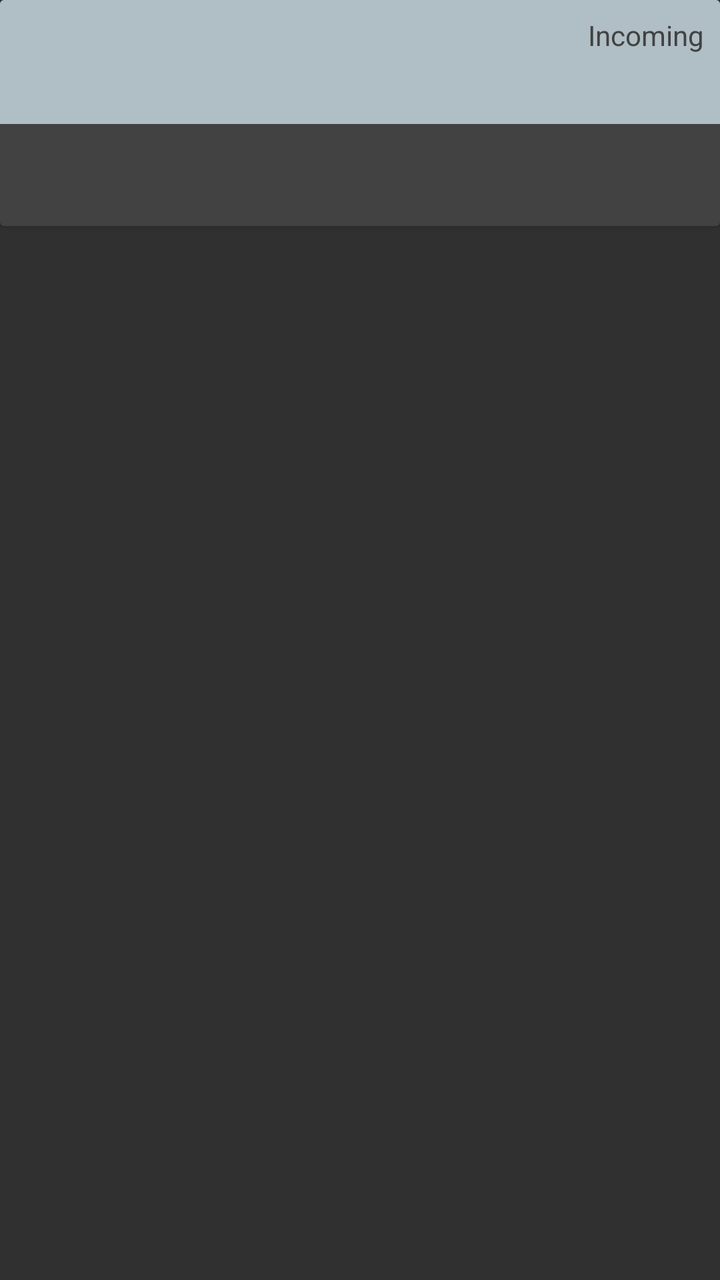
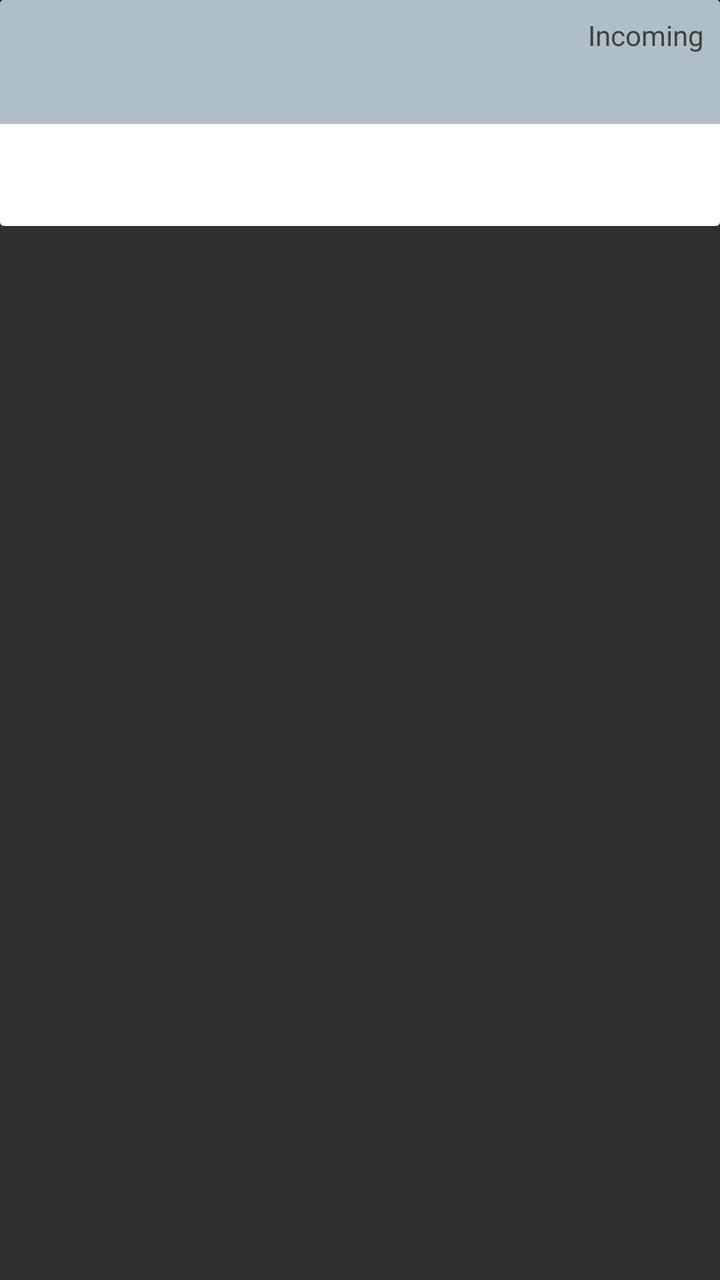

The first picture is an Android layout as it rendered before a commit; the second is the same layout after the commit. The layout source and the unified diff follow.
<!-- AndroidManifest.xml: application theme AppTheme -->
<!-- res/layout/cardview_sms.xml -->
<LinearLayout xmlns:android="http://schemas.android.com/apk/res/android"
    android:layout_width="match_parent" android:layout_height="match_parent"
    android:paddingBottom="8dp">
    <android.support.v7.widget.CardView
        android:layout_width="match_parent"
        android:layout_height="wrap_content"
        android:id="@+id/cardview_sms">
        <RelativeLayout
            android:layout_width="match_parent"
            android:layout_height="wrap_content"
            >
            <LinearLayout
                android:layout_width="match_parent"
                android:layout_height="wrap_content"
                android:padding="@dimen/cardview_title_padding"
                android:orientation="vertical"
                android:background="@color/cardview_title_bg"
                android:id="@+id/sms_summary"
                >
                <TextView
                    android:layout_width="wrap_content"
                    android:layout_height="wrap_content"
                    android:id="@+id/cardview_sms_from"
                    android:textSize="20sp"
                    android:textColor="@color/primary_material_dark" />
                <TextView
                    android:layout_width="wrap_content"
                    android:layout_height="wrap_content"
                    android:id="@+id/cardview_sms_date"
                    android:textColor="@color/primary_material_dark" />
            </LinearLayout>
            <TextView
                android:layout_width="wrap_content"
                android:layout_height="wrap_content"
                android:id="@+id/cardview_sms_body"
                android:layout_below="@id/sms_summary"
                android:textColor="@color/primary_material_dark"
                android:padding="@dimen/cardview_text_padding"
                />
            <TextView
                android:layout_width="wrap_content"
                android:layout_height="wrap_content"
                android:id="@+id/cardview_sms_direction"
                android:textColor="@color/secondary_text"
                android:text="@string/incoming"
                android:layout_alignParentTop="true"
                android:layout_alignParentEnd="true"
                android:padding="@dimen/cardview_title_padding"
                />
        </RelativeLayout>
    </android.support.v7.widget.CardView>
</LinearLayout>
<!-- resources referenced by this layout -->
<resources>
  <item name="cardview_title_bg" type="color">#b0bec5</item>
  <item name="secondary_text" type="color">#424242</item>
  <dimen name="cardview_text_padding">16dp</dimen>
  <dimen name="cardview_title_padding">8dp</dimen>
  <string name="incoming">Incoming</string>
  <style name="AppTheme" parent="Theme.AppCompat.NoActionBar">
          
          <item name="windowActionBar">false</item>
          <item name="windowNoTitle">true</item>
      </style>
</resources>

<!-- the commit's change to res/layout/cardview_sms.xml (unified diff, before → after) -->
@@ -1,5 +1,6 @@
 <LinearLayout xmlns:android="http://schemas.android.com/apk/res/android"
-    android:layout_width="match_parent" android:layout_height="match_parent"
+    android:layout_width="match_parent"
+    android:layout_height="wrap_content"
     android:paddingBottom="8dp">
     <android.support.v7.widget.CardView
         android:layout_width="match_parent"
@@ -8,6 +9,7 @@
         <RelativeLayout
             android:layout_width="match_parent"
             android:layout_height="wrap_content"
+            android:background="@color/cardview_bg"
             >
             <LinearLayout
                 android:layout_width="match_parent"
<!-- resource entries referenced after the edit -->
@@ -1,5 +1,6 @@
 <!-- resources referenced by this layout -->
 <resources>
+  <item name="cardview_bg" type="color">#ffffff</item>
   <item name="cardview_title_bg" type="color">#b0bec5</item>
   <item name="secondary_text" type="color">#424242</item>
   <dimen name="cardview_text_padding">16dp</dimen>
